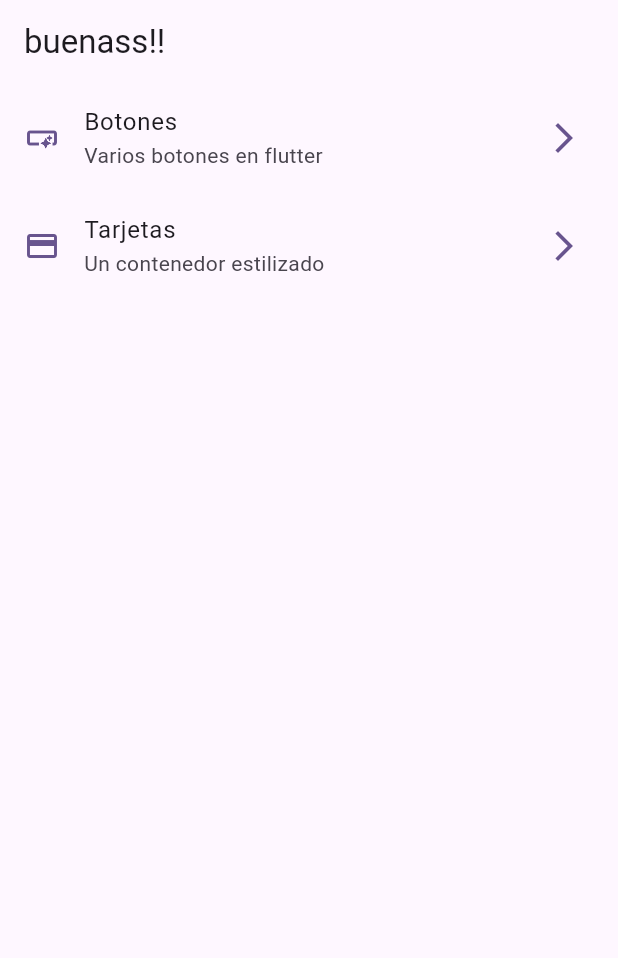
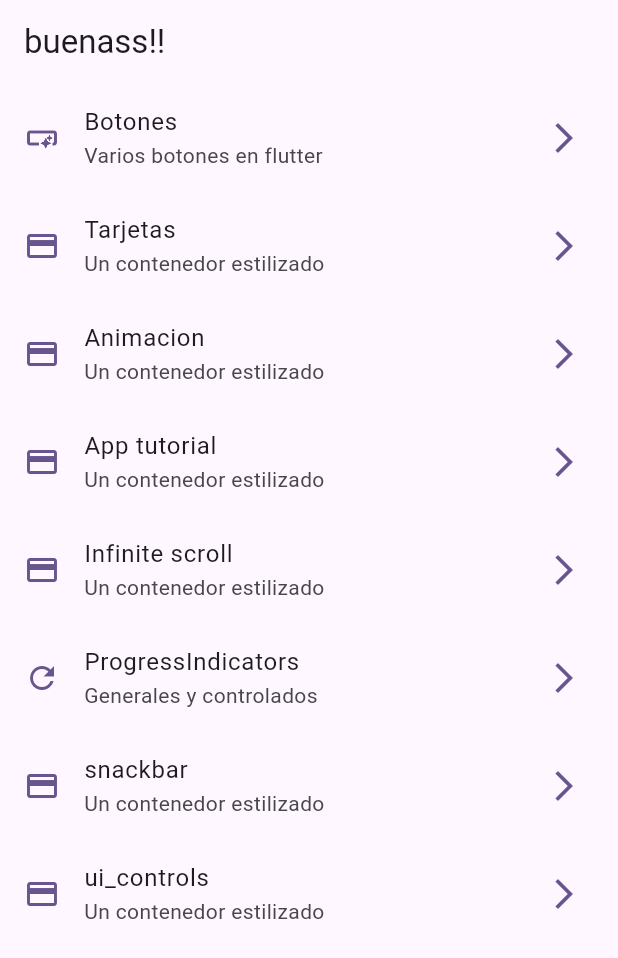
Before and after one commit to Mariana-Usuga/widgets_app, a Flutter app: the screen it shows after launch, on a phone screen of 412 x 824 dp. Shown: the top 958 px of the screen. Run offline on Flutter 3.47's test engine with Material 2 defaults, Android fonts, the phone set to English and light mode, and no system bars; our stand-ins replace go_router.

Commit message:
progress indicator finish

```diff
--- a/lib/config/menu/menu_items.dart
+++ b/lib/config/menu/menu_items.dart
@@ -23,5 +23,35 @@ const appMenuItems = <MenuItem>[
       title: 'Tarjetas',
       subTitle: 'Un contenedor estilizado',
       link: '/cards',
-      icon: Icons.credit_card)
+      icon: Icons.credit_card),
+  MenuItem(
+      title: 'Animacion',
+      subTitle: 'Un contenedor estilizado',
+      link: '/animated',
+      icon: Icons.credit_card),
+  MenuItem(
+      title: 'App tutorial',
+      subTitle: 'Un contenedor estilizado',
+      link: '/tutorial',
+      icon: Icons.credit_card),
+  MenuItem(
+      title: 'Infinite scroll',
+      subTitle: 'Un contenedor estilizado',
+      link: '/infinite',
+      icon: Icons.credit_card),
+  MenuItem(
+      title: 'ProgressIndicators',
+      subTitle: 'Generales y controlados',
+      link: '/progress',
+      icon: Icons.refresh_outlined),
+  MenuItem(
+      title: 'snackbar',
+      subTitle: 'Un contenedor estilizado',
+      link: '/snackbar',
+      icon: Icons.credit_card),
+  MenuItem(
+      title: 'ui_controls',
+      subTitle: 'Un contenedor estilizado',
+      link: '/ui_controls',
+      icon: Icons.credit_card),
 ];
--- a/lib/config/router/app_router.dart
+++ b/lib/config/router/app_router.dart
@@ -20,5 +20,35 @@ final appRouter = GoRouter(
       name: CardsScreen.name,
       builder: (context, state) => const CardsScreen(),
     ),
+    GoRoute(
+      path: '/animated',
+      name: AnimatedScreen.name,
+      builder: (context, state) => const AnimatedScreen(),
+    ),
+    GoRoute(
+      path: '/tutorial',
+      name: AppTutorialScreen.name,
+      builder: (context, state) => const AppTutorialScreen(),
+    ),
+    GoRoute(
+      path: '/infinite',
+      name: InfiniteScrollScreen.name,
+      builder: (context, state) => const InfiniteScrollScreen(),
+    ),
+    GoRoute(
+      path: '/progress',
+      name: ProgressScreen.name,
+      builder: (context, state) => const ProgressScreen(),
+    ),
+    GoRoute(
+      path: '/snackbar',
+      name: SnackbarScreen.name,
+      builder: (context, state) => const SnackbarScreen(),
+    ),
+    GoRoute(
+      path: '/ui_controls',
+      name: UiControlsScreen.name,
+      builder: (context, state) => const UiControlsScreen(),
+    ),
   ],
 );
--- a/lib/presentation/screens/animated/animated_screen.dart
+++ b/lib/presentation/screens/animated/animated_screen.dart
@@ -5,6 +5,6 @@ class AnimatedScreen extends StatelessWidget {
 
   const AnimatedScreen({super.key});
   Widget build(BuildContext context) {
-    return Container();
+    return Scaffold(appBar: AppBar(title: Text('hi')));
   }
 }
--- a/lib/presentation/screens/app_tutorial/app_tutorial_screen.dart
+++ b/lib/presentation/screens/app_tutorial/app_tutorial_screen.dart
@@ -5,6 +5,6 @@ class AppTutorialScreen extends StatelessWidget {
 
   const AppTutorialScreen({super.key});
   Widget build(BuildContext context) {
-    return Container();
+    return Scaffold(appBar: AppBar(title: Text('hi')));
   }
 }
--- a/lib/presentation/screens/home/home_screen.dart
+++ b/lib/presentation/screens/home/home_screen.dart
@@ -1,8 +1,6 @@
 import 'package:flutter/material.dart';
 import 'package:go_router/go_router.dart';
 import 'package:widgets_app/config/menu/menu_items.dart';
-import 'package:widgets_app/presentation/screens/buttons/buttons_screen.dart';
-import 'package:widgets_app/presentation/screens/cards/cards_screen.dart';
 
 class HomeScreen extends StatelessWidget {
   static const String name = 'home_screen';
--- a/lib/presentation/screens/infinite_scroll/infinite_scroll_screen.dart
+++ b/lib/presentation/screens/infinite_scroll/infinite_scroll_screen.dart
@@ -5,6 +5,6 @@ class InfiniteScrollScreen extends StatelessWidget {
 
   const InfiniteScrollScreen({super.key});
   Widget build(BuildContext context) {
-    return Container();
+    return Scaffold(appBar: AppBar(title: Text('hi')));
   }
 }
--- a/lib/presentation/screens/snackbar/snackbar_screen.dart
+++ b/lib/presentation/screens/snackbar/snackbar_screen.dart
@@ -5,6 +5,6 @@ class SnackbarScreen extends StatelessWidget {
 
   const SnackbarScreen({super.key});
   Widget build(BuildContext context) {
-    return Container();
+    return Scaffold(appBar: AppBar(title: Text('hi')));
   }
 }
--- a/lib/presentation/screens/ui_controls/ui_controls_screen.dart
+++ b/lib/presentation/screens/ui_controls/ui_controls_screen.dart
@@ -5,6 +5,6 @@ class UiControlsScreen extends StatelessWidget {
 
   const UiControlsScreen({super.key});
   Widget build(BuildContext context) {
-    return Container();
+    return Scaffold(appBar: AppBar(title: Text('hi')));
   }
 }
```
Also changed, not shown: lib/presentation/screens/progress/progress_screen.dart (+64 -1 lines).
